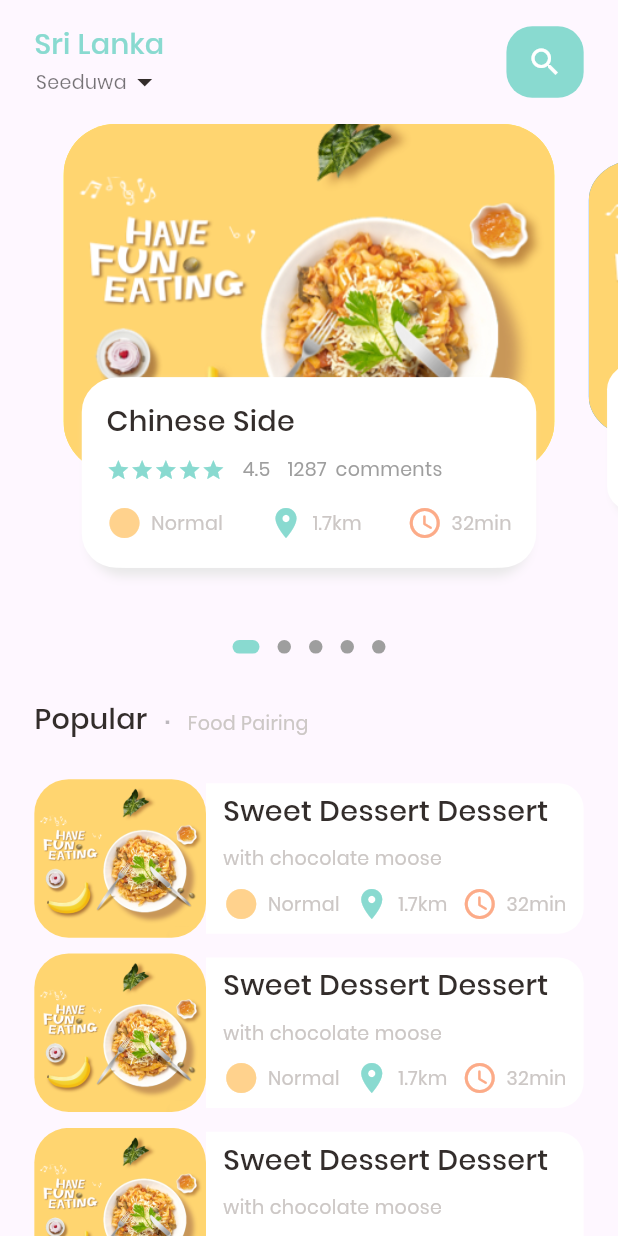
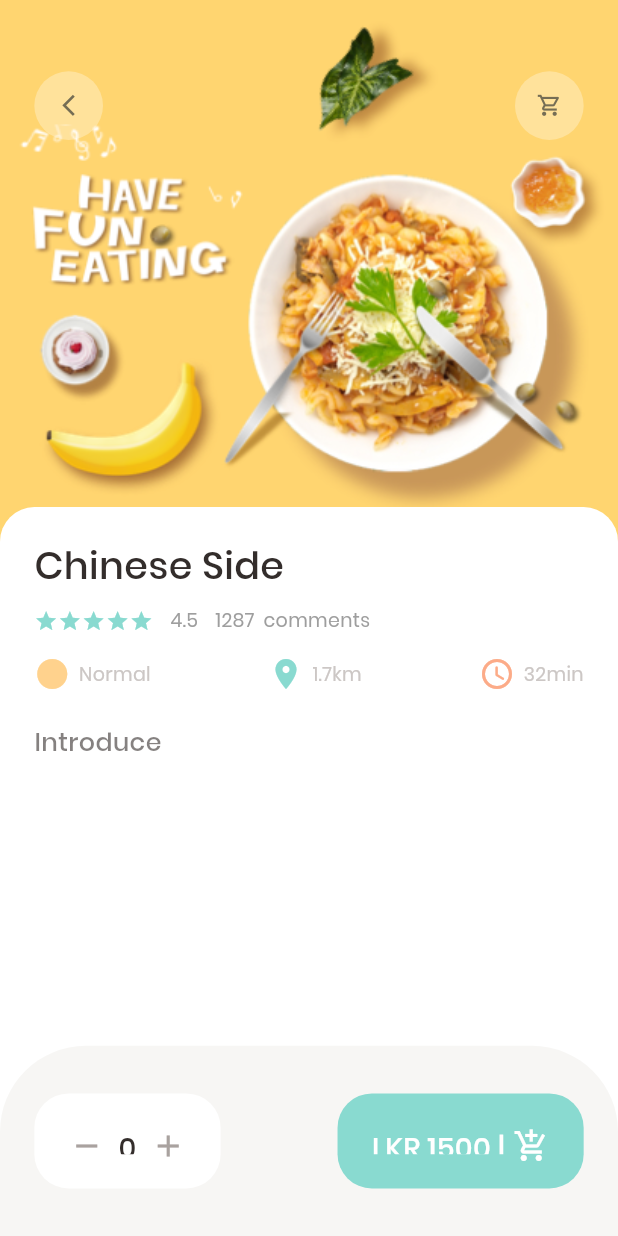
Before and after one commit to Samindu-Denuwan/yummy-Flutter-App, a Flutter app: the screen it shows after launch, on a phone screen of 412 x 824 dp. Run offline on Flutter 3.47's test engine with Material 2 defaults, Android fonts, the phone set to English and light mode, and no system bars; drawn by our look-alikes of dots_indicator; our stand-ins replace flutter_screenutil, get.

Commit message:
Popular Food Detail Page Ui Design

```diff
--- a/lib/main.dart
+++ b/lib/main.dart
@@ -1,7 +1,9 @@
 import 'package:flutter/material.dart';
 import 'package:get/get.dart';
-import 'package:yummy/home/main_food_page.dart';
 import 'package:flutter_screenutil/flutter_screenutil.dart';
+import 'package:yummy/pages/food/popular_food_detail.dart';
+
+import 'pages/home/main_food_page.dart';
 
 void main() {
   runApp(const MyApp());
@@ -26,7 +28,7 @@ class MyApp extends StatelessWidget {
           colorScheme: ColorScheme.fromSeed(seedColor: Colors.deepPurple),
           useMaterial3: true,
         ),
-        home: MainFoodPage(),
+        home: PopularFoodDetail(),
       );
     },);
   }
--- /dev/null
+++ b/lib/pages/food/popular_food_detail.dart
@@ -0,0 +1,132 @@
+import 'package:flutter/material.dart';
+import 'package:flutter/services.dart';
+import 'package:flutter_screenutil/flutter_screenutil.dart';
+import 'package:yummy/utils/colors.dart';
+import 'package:yummy/widgets/app_column.dart';
+import 'package:yummy/widgets/app_icon.dart';
+import 'package:yummy/widgets/big_text.dart';
+
+class PopularFoodDetail extends StatelessWidget {
+  const PopularFoodDetail({Key? key}) : super(key: key);
+
+  @override
+  Widget build(BuildContext context) {
+    return Scaffold(
+      backgroundColor: Colors.white,
+      appBar: AppBar(
+        elevation: 0,
+        systemOverlayStyle: const SystemUiOverlayStyle(
+          statusBarIconBrightness: Brightness.dark,
+          statusBarColor: Colors.transparent,
+          systemNavigationBarDividerColor: Colors.transparent,
+          systemNavigationBarColor: AppColors.buttonBackgroundColor,
+          systemNavigationBarIconBrightness: Brightness.dark,
+        ),
+        backgroundColor: Colors.transparent,
+      ),
+      extendBody: true,
+      extendBodyBehindAppBar: true,
+        body: Stack(
+          children: [
+            Positioned(
+              left: 0,
+              right: 0,
+                child: Container(
+                  width: double.maxFinite,
+                  height: 350.h,
+                  decoration: BoxDecoration(
+                    image: DecorationImage(
+                      fit: BoxFit.cover,
+                        image: AssetImage("assets/image/food0.png"))
+                  ),
+                ),
+            ),
+            Positioned(
+              top: 45.h,
+              left: 20.w,
+                right: 20.w,
+                child: Row(
+                  mainAxisAlignment: MainAxisAlignment.spaceBetween,
+                  children: [
+                    AppIcon(icon: Icons.arrow_back_ios_new, backgroundColor: Colors.white30),
+                    AppIcon(icon: Icons.shopping_cart_outlined, backgroundColor: Colors.white30),
+                  ],
+                ),),
+            Positioned(
+              left: 0,
+                right: 0,
+                top: 350.h-30.h,
+                bottom: 0,
+                child: Container(
+                padding: EdgeInsets.symmetric(horizontal: 20.w, vertical: 20.h),
+                decoration: BoxDecoration(
+                  borderRadius: BorderRadius.only(topLeft: Radius.circular(20.w), topRight:Radius.circular(20.w)),
+                  color: Colors.white
+                ),
+                child: Column(
+                  crossAxisAlignment: CrossAxisAlignment.start,
+                  children: [
+                    AppColumn(text: "Chinese Side", size: 24,),
+                    SizedBox(height: 20.h,),
+                    BigText(text: "Introduce", size: 16,
+                      color: AppColors.mainBlackColor.withOpacity(0.6),),
+                    SizedBox(height: 20.h,),
+                  ],
+                ),
+                )
+            ),
+
+          ],
+        ),
+      bottomNavigationBar: Container(
+        height: 120.h,
+        padding: EdgeInsets.symmetric(horizontal: 20.w, vertical: 30.h),
+        decoration: BoxDecoration(
+          borderRadius: BorderRadius.only(topLeft: Radius.circular(50.w), topRight: Radius.circular(50.w)),
+          color: AppColors.buttonBackgroundColor
+        ),
+        child: Row(
+          mainAxisAlignment: MainAxisAlignment.spaceBetween,
+          children: [
+            Container(
+              padding: EdgeInsets.symmetric(horizontal: 20.w, vertical: 20.w),
+              decoration: BoxDecoration(
+                borderRadius: BorderRadius.circular(20.w),
+                color: Colors.white
+              ),
+              child: Row(
+                children: [
+                  Icon(Icons.remove, color: AppColors.signColor,),
+                  SizedBox(width: 8.w,),
+                  BigText(text: "0", ),
+                  SizedBox(width: 8.w,),
+                  Icon(Icons.add ,color: AppColors.signColor,),
+
+                ],
+              ),
+            ),
+            Container(
+              padding: EdgeInsets.symmetric(horizontal: 20.w, vertical: 20.w),
+              decoration: BoxDecoration(
+                  borderRadius: BorderRadius.circular(20.w),
+                  color: AppColors.mainColor
+              ),
+              child: Row(
+                children: [
+                  BigText(text: "LKR 1500 |" , color: Colors.white, ),
+                  SizedBox(width: 5.w,),
+                  Icon(Icons.add_shopping_cart ,color: Colors.white),
+                  //BigText(text: "| Add to cart", size: 16, color: Colors.white, ),
+
+
+
+                ],
+              ),
+            ),
+          ],
+        ),
+
+      ),
+    );
+  }
+}
--- a/lib/home/food_page_body.dart
+++ b/lib/pages/home/food_page_body.dart
@@ -2,12 +2,11 @@
 import 'package:flutter/material.dart';
 import 'package:flutter_screenutil/flutter_screenutil.dart';
 import 'package:yummy/utils/colors.dart';
+import 'package:yummy/widgets/app_column.dart';
 import 'package:yummy/widgets/big_text.dart';
 import 'package:yummy/widgets/icon_and_text-widget.dart';
 import 'package:yummy/widgets/small_text.dart';
 import 'package:dots_indicator/dots_indicator.dart';
-
-import '../utils/dimensions.dart';
 class FoodPageBody extends StatefulWidget {
   const FoodPageBody({Key? key}) : super(key: key);
 
@@ -224,69 +223,7 @@ class _FoodPageBodyState extends State<FoodPageBody> {
                   ]),
               child: Container(
                 padding: EdgeInsets.symmetric(horizontal: 10.w, vertical: 15.h),
-                child: Column(
-                  crossAxisAlignment: CrossAxisAlignment.start,
-                  children: [
-                    BigText(text: "Chinese Side"),
-                    SizedBox(
-                      height: 10.h,
-                    ),
-                    Row(
-                      children: [
-                        Wrap(
-                          children: List.generate(
-                              5,
-                              (index) => Icon(
-                                    Icons.star,
-                                    color: AppColors.mainColor,
-                                    size: 15.sp,
-                                  )),
-                        ),
-                        SizedBox(
-                          width: 10.w,
-                        ),
-                        SmallText(
-                          text: "4.5",
-                          color: Colors.grey,
-                        ),
-                        SizedBox(
-                          width: 10.w,
-                        ),
-                        SmallText(
-                          text: "1287",
-                          color: Colors.grey,
-                        ),
-                        SizedBox(
-                          width: 5.w,
-                        ),
-                        SmallText(
-                          text: "comments",
-                          color: Colors.grey,
-                        ),
-                      ],
-                    ),
-                    SizedBox(
-                      height: 15.h,
-                    ),
-                    const Row(
-                      mainAxisAlignment: MainAxisAlignment.spaceBetween,
-                      children: [
-                        IconAndTextWidget(
-                            text: "Normal",
-                            icon: Icons.circle_sharp,
-                            iconColor: AppColors.iconColor1),
-                        IconAndTextWidget(
-                            text: "1.7km",
-                            icon: Icons.location_on,
-                            iconColor: AppColors.mainColor),
-                        IconAndTextWidget(
-                            text: "32min",
-                            icon: Icons.access_time_rounded,
-                            iconColor: AppColors.iconColor2),
-                      ],
-                    )
-                  ],
-                ),
+                child: AppColumn(text: "Chinese Side"),
               ),
             ),
           ),
--- a/lib/home/main_food_page.dart
+++ b/lib/pages/home/main_food_page.dart
@@ -1,10 +1,11 @@
 import 'package:flutter/material.dart';
 import 'package:flutter/services.dart';
 import 'package:flutter_screenutil/flutter_screenutil.dart';
-import 'package:yummy/home/food_page_body.dart';
 import 'package:yummy/utils/colors.dart';
 import 'package:yummy/widgets/big_text.dart';
 import 'package:yummy/widgets/small_text.dart';
+
+import 'food_page_body.dart';
 
 class MainFoodPage extends StatefulWidget {
   const MainFoodPage({Key? key}) : super(key: key);
--- /dev/null
+++ b/lib/widgets/app_column.dart
@@ -0,0 +1,96 @@
+import 'package:flutter/material.dart';
+import 'package:flutter_screenutil/flutter_screenutil.dart';
+import 'package:yummy/utils/colors.dart';
+import 'package:yummy/widgets/icon_and_text-widget.dart';
+
+import 'package:yummy/widgets/small_text.dart';
+
+class AppColumn extends StatelessWidget {
+  final String text;
+  Color? color;
+  double size;
+  TextOverflow overflow;
+
+   AppColumn({Key? key, required this.text,
+    this.color = const Color(0xFF332d2b),
+    this.size = 18,
+    this.overflow = TextOverflow.ellipsis
+  }) : super(key: key);
+
+  @override
+  Widget build(BuildContext context) {
+    return Column(
+      crossAxisAlignment: CrossAxisAlignment.start,
+      children: [
+        Text(
+          text,
+          maxLines: 1,
+          overflow: overflow,
+          style: TextStyle(
+              fontSize: size.sp,
+              color: color,
+              fontFamily: 'Poppins',
+              fontWeight: FontWeight.w500
+          ),
+        ),
+        SizedBox(
+          height: 10.h,
+        ),
+        Row(
+          children: [
+            Wrap(
+              children: List.generate(
+                  5,
+                      (index) => Icon(
+                    Icons.star,
+                    color: AppColors.mainColor,
+                    size: 15.sp,
+                  )),
+            ),
+            SizedBox(
+              width: 10.w,
+            ),
+            SmallText(
+              text: "4.5",
+              color: Colors.grey,
+            ),
+            SizedBox(
+              width: 10.w,
+            ),
+            SmallText(
+              text: "1287",
+              color: Colors.grey,
+            ),
+            SizedBox(
+              width: 5.w,
+            ),
+            SmallText(
+              text: "comments",
+              color: Colors.grey,
+            ),
+          ],
+        ),
+        SizedBox(
+          height: 15.h,
+        ),
+        const Row(
+          mainAxisAlignment: MainAxisAlignment.spaceBetween,
+          children: [
+            IconAndTextWidget(
+                text: "Normal",
+                icon: Icons.circle_sharp,
+                iconColor: AppColors.iconColor1),
+            IconAndTextWidget(
+                text: "1.7km",
+                icon: Icons.location_on,
+                iconColor: AppColors.mainColor),
+            IconAndTextWidget(
+                text: "32min",
+                icon: Icons.access_time_rounded,
+                iconColor: AppColors.iconColor2),
+          ],
+        )
+      ],
+    );
+  }
+}
--- /dev/null
+++ b/lib/widgets/app_icon.dart
@@ -0,0 +1,29 @@
+
+
+import 'package:flutter/material.dart';
+import 'package:flutter_screenutil/flutter_screenutil.dart';
+
+class AppIcon extends StatelessWidget {
+
+  final IconData icon;
+  final Color backgroundColor;
+  final Color iconColor;
+  final double size;
+   AppIcon({Key? key,
+    required this.icon, this.backgroundColor =  const Color(0xFFfcf4e4),
+    this.iconColor = const Color(0xFF756d54), this.size = 40}) : super(key: key);
+
+  @override
+  Widget build(BuildContext context) {
+    return Container(
+      width: size.w,
+      height: size.w,
+      decoration: BoxDecoration(
+        borderRadius: BorderRadius.circular(20.w),
+        color: backgroundColor,
+
+      ),
+      child: Icon(icon, color: iconColor,size: 16.sp,),
+    );
+  }
+}
```
